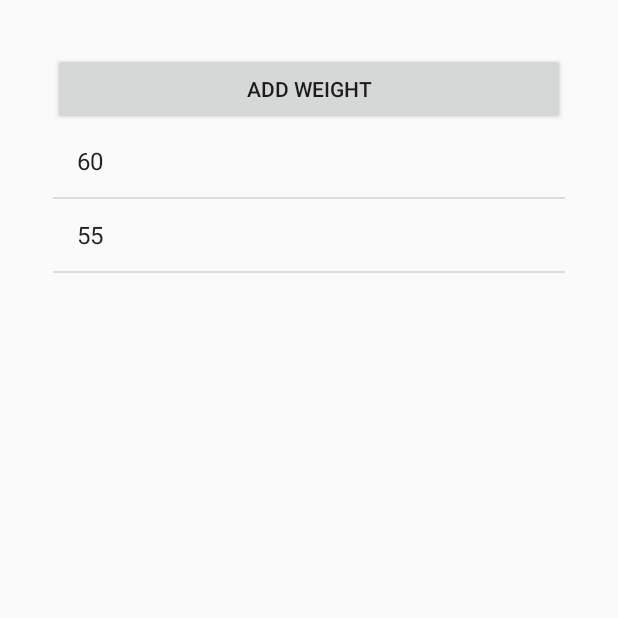
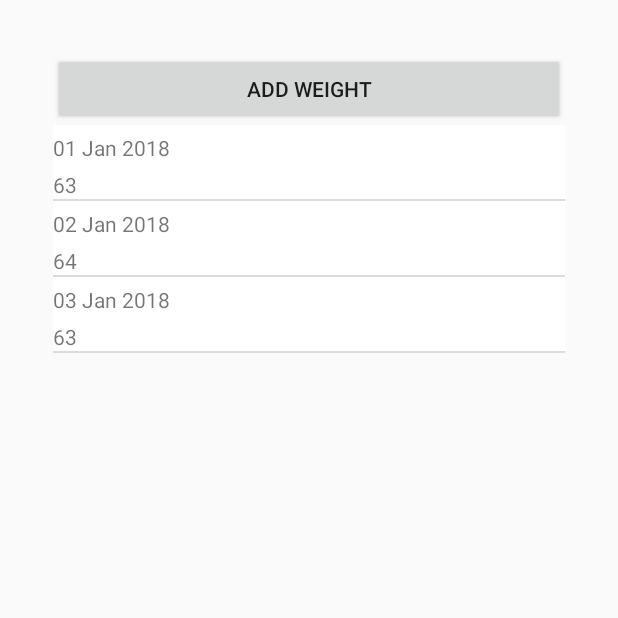
Before and after one commit to Ben523/Healthy, an Android app: the fragment WeightFragment placed in its activity, on a phone screen of 412 x 824 dp, the top half of it. Run offline under Robolectric (Android 15) with nearby library versions, the phone set to English and light mode, and no system bars; our stand-ins replace Firebase (no records; nobody signed in at launch, a user with empty details on screens opened directly).

Commit message:
edit custom list view

```diff
--- a/app/src/main/java/com/example/a58070067/healthy/LoginFragment.java
+++ b/app/src/main/java/com/example/a58070067/healthy/LoginFragment.java
@@ -57,6 +57,7 @@ public class LoginFragment extends Fragment{
                     Log.d("USER","INVALID USER OR PASSWORD");
                 }else{
                     Log.d("USER","GO TO BMI");
+                    Log.d("USER",username);
                     mAuth.signInWithEmailAndPassword(username,password).addOnSuccessListener(new OnSuccessListener<AuthResult>() {
                         @Override
                         public void onSuccess(AuthResult authResult) {
--- /dev/null
+++ b/app/src/main/java/com/example/a58070067/healthy/WeightAdapter.java
@@ -0,0 +1,46 @@
+package com.example.a58070067.healthy;
+
+import android.content.Context;
+import android.support.annotation.NonNull;
+import android.support.annotation.Nullable;
+import android.view.LayoutInflater;
+import android.view.View;
+import android.view.ViewGroup;
+import android.widget.ArrayAdapter;
+import android.widget.ListAdapter;
+import android.widget.TextView;
+
+import java.util.ArrayList;
+import java.util.List;
+
+public class WeightAdapter extends ArrayAdapter<Weight>  {
+    List<Weight> weights = new ArrayList<Weight>();
+    Context context;
+
+    public WeightAdapter(Context context, int resouce, List<Weight> objects){
+        super(context, resouce, objects);
+        this.weights = objects;
+        this.context = context;
+    }
+
+    @NonNull
+    @Override
+    public View getView(int position,
+                        @Nullable View convertView,
+                        @NonNull ViewGroup parent) {
+
+        View _weightItem = LayoutInflater.from(context).inflate(
+                R.layout.fragment_custom_listview,
+                parent,
+                false);
+
+        TextView _date = _weightItem.findViewById(R.id.textView1);
+        TextView _weight = _weightItem.findViewById(R.id.textView2);
+
+        Weight _row = weights.get(position);
+        _date.setText(_row.getDate());
+        _weight.setText(String.valueOf( _row.getWeight() ));
+
+        return _weightItem;
+    }
+}
--- a/app/src/main/java/com/example/a58070067/healthy/WeightFragment.java
+++ b/app/src/main/java/com/example/a58070067/healthy/WeightFragment.java
@@ -9,12 +9,28 @@ import android.view.View;
 import android.view.ViewGroup;
 import android.widget.ArrayAdapter;
 import android.widget.Button;
+import android.widget.ListAdapter;
 import android.widget.ListView;
+
+import com.example.a58070067.healthy.WeightAdapter;
+
+import com.google.firebase.auth.FirebaseAuth;
+import com.google.firebase.firestore.CollectionReference;
+import com.google.firebase.firestore.DocumentReference;
+import com.google.firebase.firestore.EventListener;
+import com.google.firebase.firestore.FirebaseFirestore;
+import com.google.firebase.firestore.FirebaseFirestoreException;
+import com.google.firebase.firestore.ListenerRegistration;
+import com.google.firebase.firestore.QueryDocumentSnapshot;
+import com.google.firebase.firestore.QuerySnapshot;
 
 import java.util.ArrayList;
 
 public class WeightFragment extends Fragment{
-    ArrayList<Integer> weight_list = new ArrayList<>();
+    ArrayList<Weight> weights = new ArrayList<>();
+    private ListenerRegistration docRef;
+    private FirebaseFirestore mdb;
+    private FirebaseAuth mAuth;
 
     @Nullable
     @Override
@@ -25,17 +41,35 @@ public class WeightFragment extends Fragment{
     @Override
     public void onActivityCreated(@Nullable Bundle savedInstanceState) {
         super.onActivityCreated(savedInstanceState);
+        mdb = FirebaseFirestore.getInstance();
+        mAuth = FirebaseAuth.getInstance();
+        String user_id = mAuth.getCurrentUser().getUid();
+        docRef = mdb.collection("myfitness").document(user_id)
+                .collection("weight").addSnapshotListener(new EventListener<QuerySnapshot>() {
+                    @Override
+                    public void onEvent(@javax.annotation.Nullable QuerySnapshot queryDocumentSnapshots,
+                                        @javax.annotation.Nullable FirebaseFirestoreException e) {
+                        for(QueryDocumentSnapshot doc:queryDocumentSnapshots){
+                            if(doc.get("weight") != null){
+                                weights.add(doc.toObject(Weight.class));
+                            }
+                        }
+                    }
+                });
         addWeightBtn();
+        weights.add(new Weight("01 Jan 2018", 63, "UP"));
+        weights.add(new Weight("02 Jan 2018", 64, "DOWN"));
+        weights.add(new Weight("03 Jan 2018", 63, "UP"));
 
-        weight_list.add(60);
-        weight_list.add(55);
+        ListView _weightList = getView().findViewById(R.id.weight_list);
+        WeightAdapter weightAdapter = new WeightAdapter(
+                getActivity(),
+                R.layout.fragment_custom_listview,
+                weights
+        );
+        _weightList.setAdapter(weightAdapter);
 
-        final ArrayAdapter<Integer> menuAdapter = new ArrayAdapter<>(
-                getActivity(),android.R.layout.simple_list_item_1,weight_list
-        );
 
-        ListView menuList = getView().findViewById(R.id.weight_list);
-        menuList.setAdapter(menuAdapter);
     }
 
     private void addWeightBtn()
--- /dev/null
+++ b/app/src/main/res/layout/fragment_custom_listview.xml
@@ -0,0 +1,23 @@
+<?xml version="1.0" encoding="utf-8"?>
+<LinearLayout xmlns:android="http://schemas.android.com/apk/res/android"
+    android:orientation="vertical"
+    android:layout_width="match_parent"
+    android:layout_height="wrap_content"
+    android:background="#FFFFFF"
+    android:gravity="center_vertical">
+
+    <TextView
+        android:id="@+id/textView1"
+        android:layout_width="match_parent"
+        android:layout_height="wrap_content"
+        android:layout_marginTop="5dp"
+        android:text="Text" />
+
+    <TextView
+        android:id="@+id/textView2"
+        android:layout_width="match_parent"
+        android:layout_height="wrap_content"
+        android:layout_marginTop="5dp"
+        android:text="Text" />
+
+</LinearLayout>
--- a/app/src/main/res/layout/fragment_weight_form.xml
+++ b/app/src/main/res/layout/fragment_weight_form.xml
@@ -13,10 +13,11 @@
         android:text="@string/back"/>
 
     <EditText
-        android:id="@+id/weight_date"
+        android:id="@+id/weight_date1"
         android:layout_width="match_parent"
         android:layout_height="wrap_content"
-        android:hint="@string/date"/>
+        android:hint="@string/date"
+        android:inputType="date"/>
 
     <EditText
         android:id="@+id/weight_value"
```
